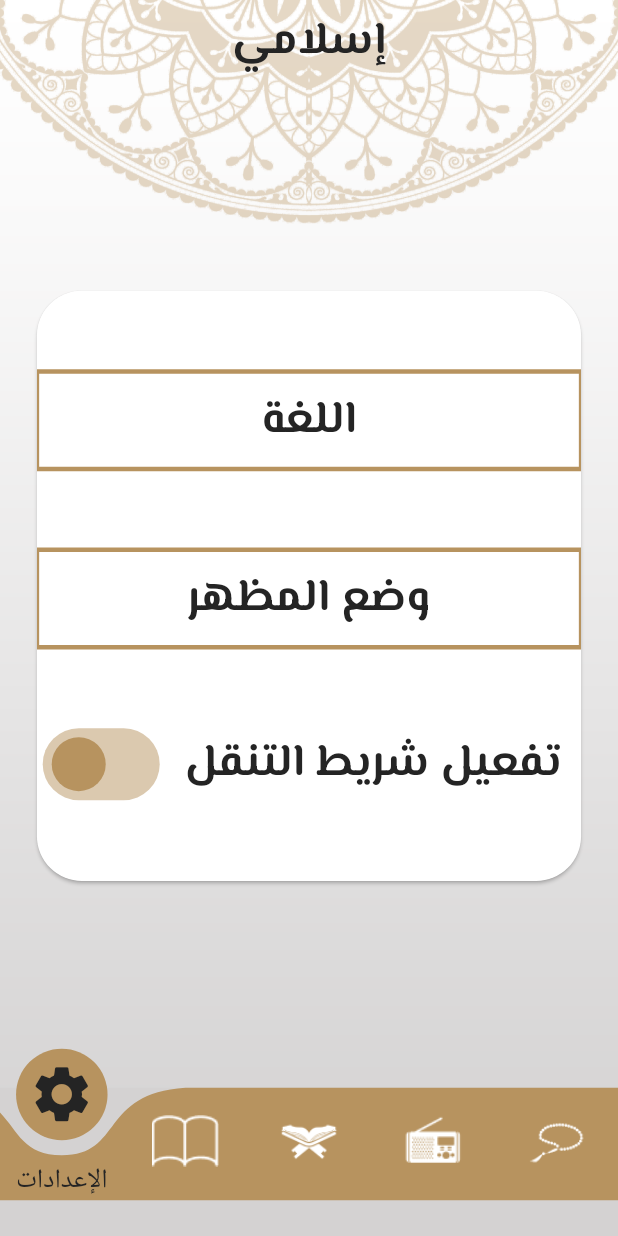
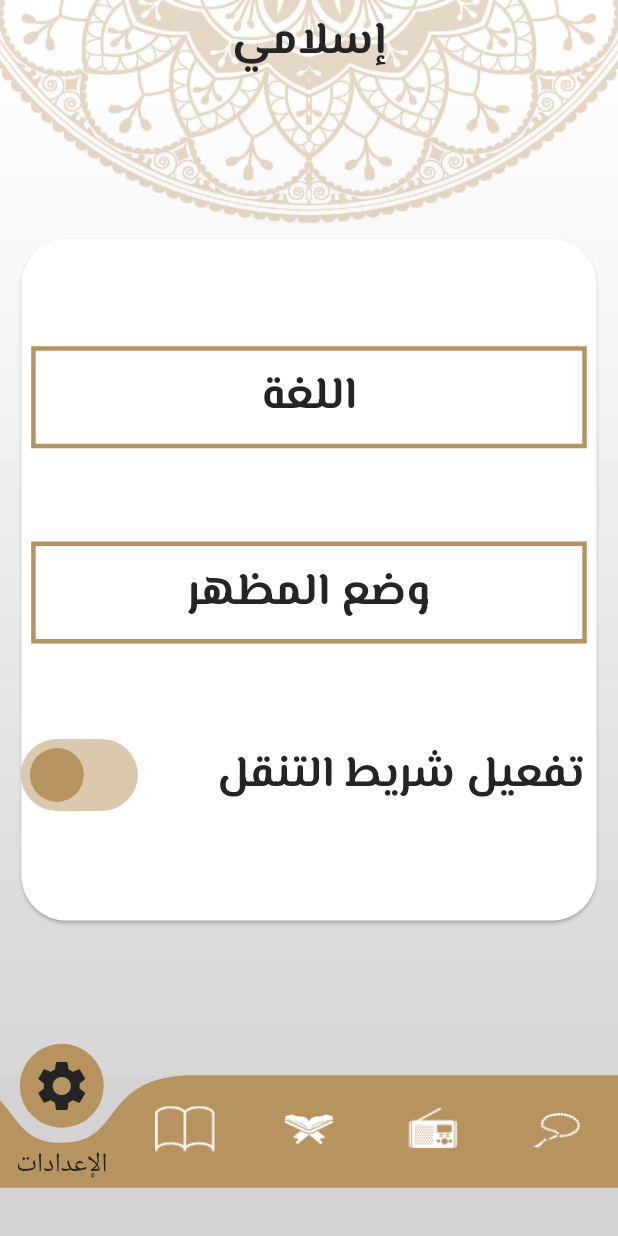
Before and after one commit to MoK369/islamy_app, a Flutter app: the screen it shows after launch, swiped to page 5, on a phone screen of 412 x 824 dp. Run offline on Flutter 3.47's test engine with Material 3 defaults, Android fonts, the phone set to English and light mode, and no system bars; drawn by our look-alikes of curved_labeled_navigation_bar; our stand-ins replace google_fonts, shared_preferences; generated files the repository leaves out were written again.

Commit message:
Commit Date: August 14th, 2024 modify: - making some text responsive using FittedBox widget. - adding padding to the column of settings tab and bottom sheet widget.

```diff
--- a/lib/Modules/mainScreen/custom_widgets/custom_bottom_bar.dart
+++ b/lib/Modules/mainScreen/custom_widgets/custom_bottom_bar.dart
@@ -16,30 +16,30 @@ class CustomBottomBar extends StatelessWidget {
     return CurvedNavigationBar(
         onTap: onClick,
         index: mainScreenProvider.bottomBarCurrentIndex,
-        height: mainScreenProvider.mainScreenSize.height * 0.12,
+        height: mainScreenProvider.mainScreenSize.height * 0.13,
         animationDuration: const Duration(milliseconds: 300),
         color: theme.bottomNavigationBarTheme.backgroundColor!,
         backgroundColor: const Color(0xFFd4d2d2),
         items: [
           CurvedNavigationBarItem(
               child: ImageIcon(const AssetImage('assets/icons/sebha_icon.png'),
-                  size: 45, color: colorOfItem(theme, mainScreenProvider, 0)),
+                  size: 40, color: colorOfItem(theme, mainScreenProvider, 0)),
               label: Locales.getTranslations(context).settingsLayout,
               labelStyle: styleOfLabel(theme, mainScreenProvider, 0)),
           CurvedNavigationBarItem(
               child: ImageIcon(const AssetImage('assets/icons/radio_icon.png'),
-                  size: 45, color: colorOfItem(theme, mainScreenProvider, 1)),
+                  size: 40, color: colorOfItem(theme, mainScreenProvider, 1)),
               label: Locales.getTranslations(context).radioLayout,
               labelStyle: styleOfLabel(theme, mainScreenProvider, 1)),
           CurvedNavigationBarItem(
               child: ImageIcon(const AssetImage('assets/icons/quran_icon.png'),
-                  size: 45, color: colorOfItem(theme, mainScreenProvider, 2)),
+                  size: 40, color: colorOfItem(theme, mainScreenProvider, 2)),
               label: Locales.getTranslations(context).quranLayout,
               labelStyle: styleOfLabel(theme, mainScreenProvider, 2)),
           CurvedNavigationBarItem(
               child: ImageIcon(
                   const AssetImage('assets/icons/hadeeth_icon.png'),
-                  size: 45,
+                  size: 40,
                   color: colorOfItem(theme, mainScreenProvider, 3)),
               label: Locales.getTranslations(context).hadeethLayout,
               labelStyle: styleOfLabel(theme, mainScreenProvider, 3)),
@@ -47,7 +47,7 @@ class CustomBottomBar extends StatelessWidget {
               child: Icon(
                 Icons.settings,
                 color: colorOfItem(theme, mainScreenProvider, 4),
-                size: 45,
+                size: 40,
               ),
               label: Locales.getTranslations(context).settingsLayout,
               labelStyle: styleOfLabel(theme, mainScreenProvider, 4))
--- a/lib/Modules/mainScreen/layouts/settings_layout/bottom_sheet_layout.dart
+++ b/lib/Modules/mainScreen/layouts/settings_layout/bottom_sheet_layout.dart
@@ -28,6 +28,8 @@ class BottomSheetLayout extends StatelessWidget {
     return SizedBox(
       height: screenSize.height * 0.4,
       child: Card(
+        child: Padding(
+          padding: const EdgeInsets.all(8.0),
           child: Column(
             crossAxisAlignment: CrossAxisAlignment.stretch,
             mainAxisAlignment: MainAxisAlignment.spaceEvenly,
@@ -55,6 +57,7 @@ class BottomSheetLayout extends StatelessWidget {
                         : getUnSelectedItem(text2),
               ),
             ],
+          ),
         ),
       ),
     );
--- a/lib/Modules/mainScreen/layouts/settings_layout/settings_layout.dart
+++ b/lib/Modules/mainScreen/layouts/settings_layout/settings_layout.dart
@@ -18,11 +18,14 @@ class SettingsLayout extends StatelessWidget {
     MainScreenProvider mainScreenProvider = MainScreenProvider.get(context);
     Size size = MediaQuery.of(context).size;
     ThemeData theme = Theme.of(context);
+    //print('${size.aspectRatio}');
     return Center(
       child: FractionallySizedBox(
-        widthFactor: 0.9,
-        heightFactor: 0.6,
+        widthFactor: 0.95,
+        heightFactor: 0.7,
         child: Card(
+          child: Padding(
+            padding: const EdgeInsets.all(8.0),
             child: Column(
               crossAxisAlignment: CrossAxisAlignment.stretch,
               mainAxisAlignment: MainAxisAlignment.spaceEvenly,
@@ -78,12 +81,21 @@ class SettingsLayout extends StatelessWidget {
                 Row(
                   mainAxisAlignment: MainAxisAlignment.spaceAround,
                   children: [
-                  Text(
+                    Expanded(
+                      flex: 2,
+                      child: FittedBox(
+                        child: Text(
                           Locales.getTranslations(context).enableNavigationBar,
                           style: theme.textTheme.titleMedium,
                         ),
-                  Transform.scale(
+                      ),
+                    ),
+                    Expanded(
+                      child: Transform.scale(
                         scale: 1.5,
+                        alignment: localeProvider.isArabicChosen()
+                            ? const Alignment(1, 0)
+                            : const Alignment(-1, 0),
                         child: Switch(
                           activeColor: theme.indicatorColor,
                           value: mainScreenProvider.isBottomBarEnabled,
@@ -92,10 +104,12 @@ class SettingsLayout extends StatelessWidget {
                             mainScreenProvider.saveBarEnablement(value);
                           },
                         ),
+                      ),
                     )
                   ],
                 )
               ],
+            ),
           ),
         ),
       ),
```
Also changed, not shown: lib/Modules/mainScreen/layouts/hadeeth_layout/hadeeth_layout.dart (+5 -3 lines), lib/Modules/mainScreen/layouts/quran_layout/list_of_suras.dart (+7 -2 lines), lib/Modules/mainScreen/layouts/quran_layout/quran_layout.dart (+12 -6 lines). Lines whose indentation alone changed are shown as unchanged.
